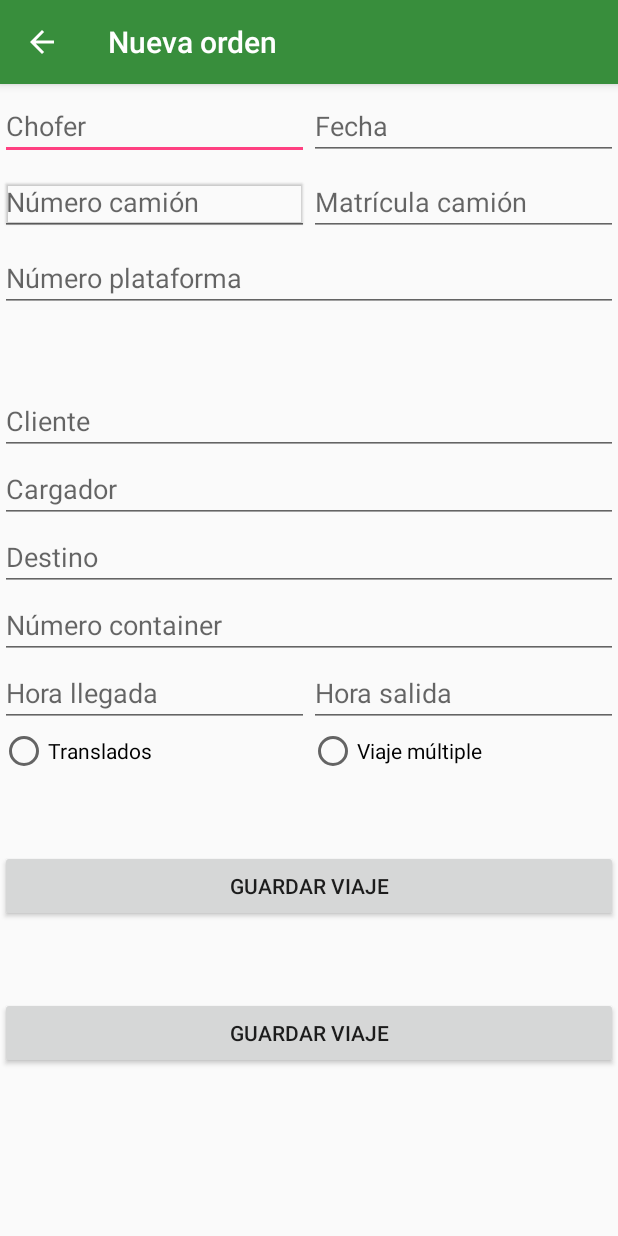
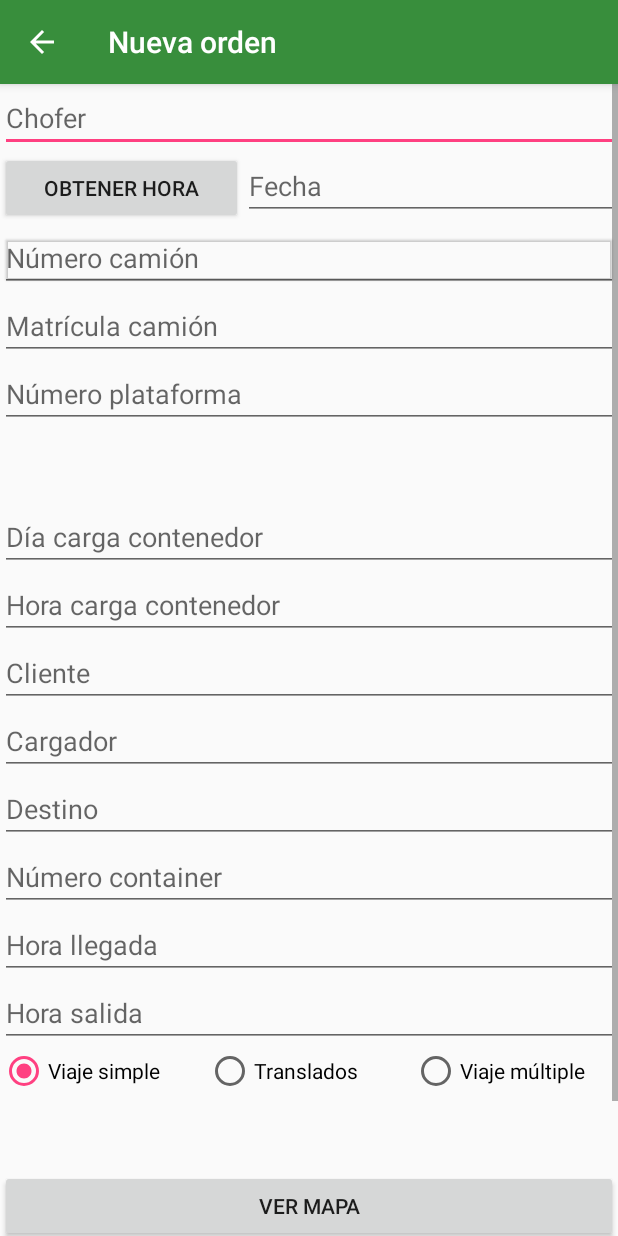
Before and after one commit to PaxMower/MyApplication, an Android app: the NewOrderActivity screen opened directly, with no data from a screen before it, on a phone screen of 412 x 824 dp. Run offline under Robolectric (Android 15) with nearby library versions, the phone set to English and light mode, and no system bars; our stand-ins replace Firebase (no records; nobody signed in at launch, a user with empty details on screens opened directly).

```diff
--- a/app/src/main/java/com/casa/myapplication/Model/NewOrderActivity.java
+++ b/app/src/main/java/com/casa/myapplication/Model/NewOrderActivity.java
@@ -12,6 +12,7 @@ import android.view.MenuItem;
 import android.view.View;
 import android.widget.Button;
 import android.widget.EditText;
+import android.widget.RadioButton;
 import android.widget.Toast;
 
 import com.casa.myapplication.R;
@@ -21,6 +22,7 @@ import com.google.firebase.database.DatabaseReference;
 import com.google.firebase.database.FirebaseDatabase;
 
 import java.text.SimpleDateFormat;
+import java.util.Date;
 import java.util.HashMap;
 
 /**
@@ -29,8 +31,10 @@ import java.util.HashMap;
 
 public class NewOrderActivity extends AppCompatActivity {
 
-    private EditText mDriver, mTruckID, mOrder, mDate;
-    private Button mSend, mMap;
+    private EditText mDriver, mDate, mTruckID, mTruckNumber, mPlatformNumber;
+    private EditText mContainerChargeDay, getmContainerChargeHour, mClient, mCharger, mDestiny, mContainerNumber, mArrivalHour, mDepartureHour;
+    private RadioButton mSimple, mMultimple, mTransfers;
+    private Button mSend, mMap, mTime;
     private String TAG = "";
 
     private DatabaseReference mDatabase;// = FirebaseDatabase.getInstance().getReference();
@@ -46,18 +50,27 @@ public class NewOrderActivity extends AppCompatActivity {
         getSupportActionBar().setDisplayHomeAsUpEnabled(true); //Establece si el home se mopstrará como un UP
 
         mDriver = (EditText) findViewById(R.id.driver);
-        mTruckID = (EditText) findViewById(R.id.truck_id);
-        mOrder = (EditText) findViewById(R.id.order_id);
-        mDate = (EditText) findViewById(R.id.day);
-        mSend = (Button) findViewById(R.id.sendOrder);
-        mMap = (Button) findViewById(R.id.button_open_map);
+        mDate = (EditText) findViewById(R.id.date);
+        mTruckID = (EditText) findViewById(R.id.truck_num);
+        mTruckNumber = (EditText) findViewById(R.id.truck_id);
+        mPlatformNumber = (EditText) findViewById(R.id.platform_id);
+        mContainerChargeDay = (EditText) findViewById(R.id.charging_order_day);
+        getmContainerChargeHour = (EditText) findViewById(R.id.charging_order_hour);
+        mClient = (EditText) findViewById(R.id.client);
+        mCharger = (EditText) findViewById(R.id.charger);
+        mDestiny = (EditText) findViewById(R.id.destiny);
+        mContainerNumber = (EditText) findViewById(R.id.container_number);
+        mArrivalHour = (EditText) findViewById(R.id.arrival_time);
+        mDepartureHour = (EditText) findViewById(R.id.departure_time);
+        mSimple = (RadioButton) findViewById(R.id.simpleOrder);
+        mMultimple = (RadioButton) findViewById(R.id.multiple_order);
+        mTransfers = (RadioButton) findViewById(R.id.transfers);
+        mMap = (Button) findViewById(R.id.view_map);
+        mSend = (Button) findViewById(R.id.save_order);
+        mTime = (Button) findViewById(R.id.button_obtain_time);
 
-        mMap.setOnClickListener(new View.OnClickListener() {
-            @Override
-            public void onClick(View v) {
-                startActivity(new Intent(NewOrderActivity.this, MapsActivity.class));
-            }});
 
+        formButtons();
         SendFirebaseData();
 
     }
@@ -66,7 +79,7 @@ public class NewOrderActivity extends AppCompatActivity {
     @RequiresApi(api = Build.VERSION_CODES.N)
     public void SendFirebaseData(){
 
-        final String orderDate = getCalendarDateTime();
+        final String orderDate = getDate();
         mDatabase = FirebaseDatabase.getInstance().getReference();
 
         mSend.setOnClickListener(new View.OnClickListener() { //listener que se ejecuta cuando se pulsa el botón
@@ -77,8 +90,6 @@ public class NewOrderActivity extends AppCompatActivity {
 
                 dataMap.put("driver",mDriver.getText().toString());
                 dataMap.put("truck ID",mTruckID.getText().toString());
-                dataMap.put("Order",mOrder.getText().toString());
-                dataMap.put("Day",mDate.getText().toString());
 
                 mDatabase.child("pepe@pepe").child("Orders").child(orderDate).push().setValue(dataMap).addOnCompleteListener(new OnCompleteListener<Void>() {
                     @Override
@@ -95,6 +106,24 @@ public class NewOrderActivity extends AppCompatActivity {
 
     }
 
+    public void formButtons(){
+        mMap.setOnClickListener(new View.OnClickListener() {
+            @Override
+            public void onClick(View v) {
+                startActivity(new Intent(NewOrderActivity.this, MapsActivity.class));
+            }});
+
+        mTime.setOnClickListener(new View.OnClickListener() {
+            @RequiresApi(api = Build.VERSION_CODES.N)
+            @Override
+            public void onClick(View v) {
+                mDate.setText(getHour().toString());
+            }
+        });
+
+    }
+
+
     //Close actual activity when back button is selected
     @Override
     public boolean onOptionsItemSelected(MenuItem item) {
@@ -109,13 +138,19 @@ public class NewOrderActivity extends AppCompatActivity {
     }
 
     @RequiresApi(api = Build.VERSION_CODES.N)
-    public String getCalendarDateTime(){
+    public String getDate(){
         Calendar c = Calendar.getInstance();
         SimpleDateFormat df = new SimpleDateFormat("yyyyMMdd");
         String formattedDate = df.format(c.getTime());
         return formattedDate;
     }
 
+    @RequiresApi(api = Build.VERSION_CODES.N)
+    public Date getHour(){
+        Date currentTime = Calendar.getInstance().getTime();
+        return currentTime;
+    }
+
 
 
 }
--- a/app/src/main/res/layout/activity_new_order.xml
+++ b/app/src/main/res/layout/activity_new_order.xml
@@ -11,40 +11,40 @@
             android:layout_height="wrap_content"
             android:orientation="vertical">
 
-            <LinearLayout
-                android:layout_width="match_parent"
-                android:layout_height="match_parent"
-                android:layout_marginTop="5dp"
-                android:orientation="horizontal">
-
             <EditText
                 android:id="@+id/driver"
-                    android:layout_width="wrap_content"
+                android:layout_width="match_parent"
                 android:layout_height="wrap_content"
                 android:layout_weight="1"
                 android:ems="10"
                 android:hint="@string/driver"
                 android:inputType="textPersonName" />
 
-                <EditText
-                    android:id="@+id/date"
+            <LinearLayout
+                android:layout_width="match_parent"
+                android:layout_height="match_parent"
+                android:layout_weight="1"
+                android:orientation="horizontal">
+
+                <Button
+                    android:id="@+id/button_obtain_time"
                     android:layout_width="wrap_content"
                     android:layout_height="wrap_content"
                     android:layout_weight="1"
+                    android:text="@string/button_obtain_time" />
+
+                <EditText
+                    android:id="@+id/date"
+                    android:layout_width="250dp"
+                    android:layout_height="wrap_content"
                     android:ems="10"
                     android:hint="@string/date"
                     android:inputType="date" />
             </LinearLayout>
 
-            <LinearLayout
-                android:layout_width="match_parent"
-                android:layout_height="match_parent"
-                android:layout_marginTop="5dp"
-                android:orientation="horizontal">
-
             <EditText
                 android:id="@+id/truck_num"
-                    android:layout_width="wrap_content"
+                android:layout_width="match_parent"
                 android:layout_height="wrap_content"
                 android:layout_weight="1"
                 android:elevation="1dp"
@@ -54,36 +54,43 @@
 
             <EditText
                 android:id="@+id/truck_id"
-                    android:layout_width="wrap_content"
+                android:layout_width="match_parent"
                 android:layout_height="wrap_content"
                 android:layout_weight="1"
                 android:ems="10"
                 android:hint="@string/truck_id"
                 android:inputType="textPersonName" />
 
-            </LinearLayout>
-
-            <LinearLayout
-                android:layout_width="match_parent"
-                android:layout_height="match_parent"
-                android:layout_marginTop="5dp"
-                android:orientation="horizontal">
-
             <EditText
                 android:id="@+id/platform_id"
-                    android:layout_width="wrap_content"
+                android:layout_width="match_parent"
                 android:layout_height="wrap_content"
                 android:layout_weight="1"
                 android:ems="10"
                 android:hint="@string/platform_id"
                 android:inputType="textPersonName" />
-            </LinearLayout>
+
+            <EditText
+                android:id="@+id/charging_order_day"
+                android:layout_width="match_parent"
+                android:layout_height="wrap_content"
+                android:layout_marginTop="50dp"
+                android:ems="10"
+                android:hint="@string/charging_order_day"
+                android:inputType="textPersonName" />
+
+            <EditText
+                android:id="@+id/charging_order_hour"
+                android:layout_width="match_parent"
+                android:layout_height="wrap_content"
+                android:ems="10"
+                android:hint="@string/charging_order_hour"
+                android:inputType="textPersonName" />
 
             <EditText
                 android:id="@+id/client"
                 android:layout_width="match_parent"
                 android:layout_height="wrap_content"
-                android:layout_marginTop="50dp"
                 android:ems="10"
                 android:hint="@string/client"
                 android:inputType="textPersonName" />
@@ -112,34 +119,37 @@
                 android:inputType="textPersonName"
                 android:hint="@string/container_id" />
 
+            <EditText
+                android:id="@+id/arrival_time"
+                android:layout_width="match_parent"
+                android:layout_height="wrap_content"
+                android:layout_weight="1"
+                android:ems="10"
+                android:hint="@string/arrival_time"
+                android:inputType="textPersonName" />
+
+            <EditText
+                android:id="@+id/departure_time"
+                android:layout_width="match_parent"
+                android:layout_height="wrap_content"
+                android:layout_weight="1"
+                android:ems="10"
+                android:hint="@string/departure_time"
+                android:inputType="textPersonName" />
+
             <LinearLayout
                 android:layout_width="match_parent"
                 android:layout_height="match_parent"
                 android:orientation="horizontal">
 
-                <EditText
-                    android:id="@+id/arrival_time"
-                    android:layout_width="wrap_content"
+                <RadioButton
+                    android:id="@+id/simpleOrder"
+                    android:layout_width="match_parent"
                     android:layout_height="wrap_content"
                     android:layout_weight="1"
-                    android:ems="10"
-                    android:inputType="textPersonName"
-                    android:hint="@string/arrival_time" />
-
-                <EditText
-                    android:id="@+id/departure_time"
-                    android:layout_width="wrap_content"
-                    android:layout_height="wrap_content"
-                    android:layout_weight="1"
-                    android:ems="10"
-                    android:inputType="textPersonName"
-                    android:hint="@string/departure_time" />
-            </LinearLayout>
-
-            <LinearLayout
-                android:layout_width="match_parent"
-                android:layout_height="match_parent"
-                android:orientation="horizontal">
+                    android:checked="true"
+                    android:text="@string/simple_order"
+                    android:textColorLink="@color/colorPrimary" />
 
                 <RadioButton
                     android:id="@+id/transfers"
@@ -157,14 +167,14 @@
             </LinearLayout>
 
             <Button
-                android:id="@+id/button2"
+                android:id="@+id/view_map"
                 android:layout_width="match_parent"
                 android:layout_height="wrap_content"
                 android:layout_marginTop="50dp"
-                android:text="@string/button_order" />
+                android:text="@string/button_open_maps" />
 
             <Button
-                android:id="@+id/button3"
+                android:id="@+id/save_order"
                 android:layout_width="match_parent"
                 android:layout_height="wrap_content"
                 android:layout_marginTop="50dp"
--- a/app/src/main/res/values/strings.xml
+++ b/app/src/main/res/values/strings.xml
@@ -17,6 +17,8 @@
     <string name="platform_id">Número plataforma</string>
     <string name="order_id">Número de orden</string>
     <string name="date">Fecha</string>
+    <string name="charging_order_day">Día carga contenedor</string>
+    <string name="charging_order_hour">Hora carga contenedor</string>
     <string name="client">Cliente</string>
     <string name="charger">Cargador</string>
     <string name="destiny">Destino</string>
@@ -26,15 +28,22 @@
 
 
     <string name="button_login">Acceder</string>
-    <string name="button_order">Guardar viaje</string>
+    <string name="button_order">Comenzar viaje</string>
     <string name="button_open_maps">Ver mapa</string>
     <string name="title_activity_maps">Map</string>
     <string name="button_terrain">Terreno</string>
     <string name="button_satellite">Satelite</string>
     <string name="button_position">Posición actual</string>
+    <string name="button_obtain_time">Obtener hora</string>
+
 
     <string name="multiple_order">Viaje múltiple</string>
     <string name="transfers">Translados</string>
+    <string name="simple_order">Viaje simple</string>
+
+
+
+
 
 
 </resources>
```
Lines whose indentation alone changed are shown as unchanged.
